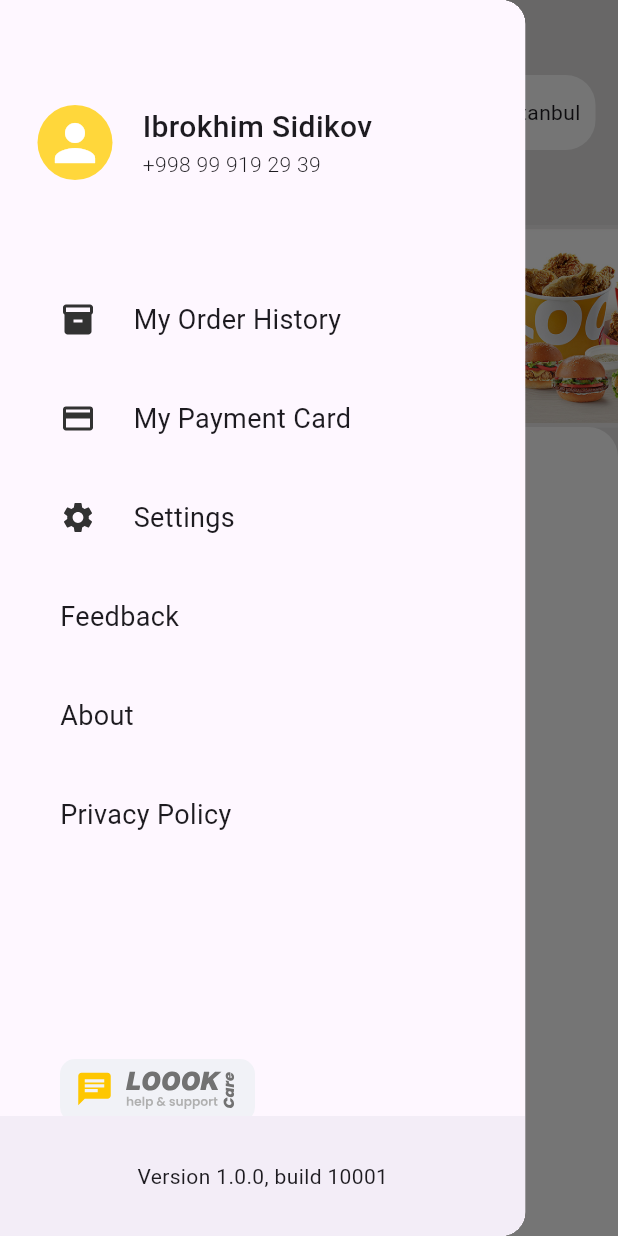
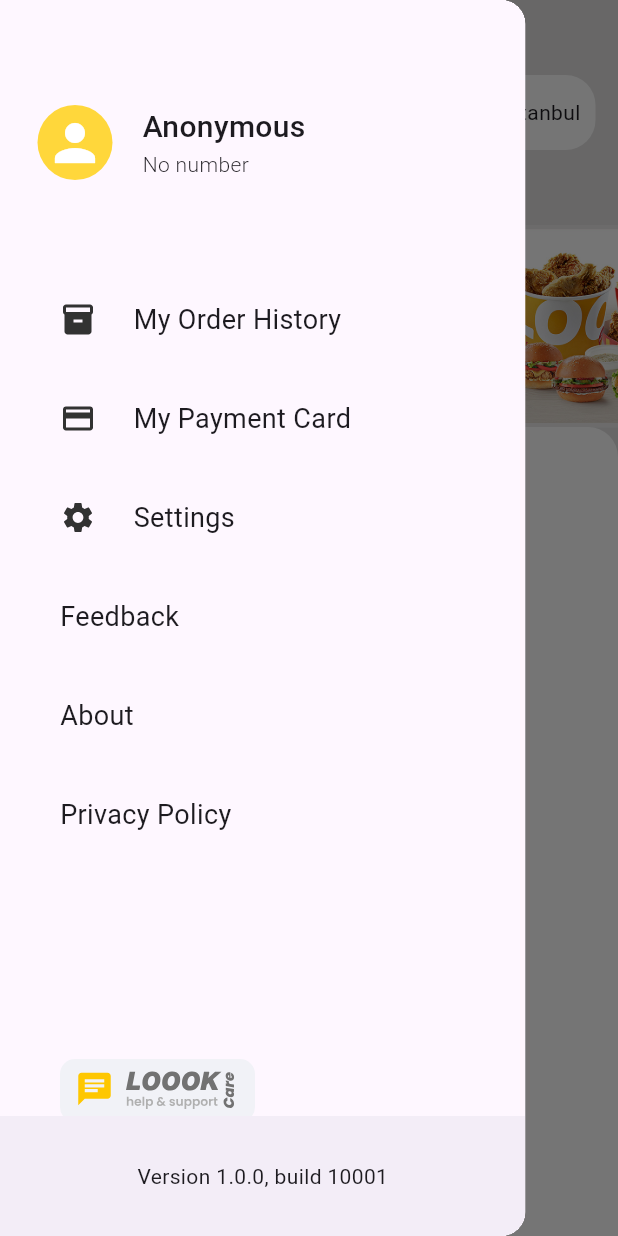
Before and after one commit to IbrokhimSidikov/apploook, a Flutter app: the screen it shows after launch, with the side drawer open, on a phone screen of 412 x 824 dp. Run offline on Flutter 3.47's test engine with Material 3 defaults, Android fonts, the phone set to English and light mode, and no system bars; our stand-ins replace curved_navigation_bar, flutter_svg, shared_preferences; missing offline and left inert: phone_form_field; network calls fail; project files that could hold a hidden picture were left out.

Commit message:
updated cart, details and profile

```diff
--- a/lib/pages/cart.dart
+++ b/lib/pages/cart.dart
@@ -312,7 +312,8 @@ class _CartState extends State<Cart> {
                                 Navigator.push(
                                     context,
                                     MaterialPageRoute(
-                                        builder: (context) => Checkout()));
+                                        builder: (context) =>
+                                            Checkout(price: price)));
                               },
                               child: Text(
                                 'Proceed to checkout ${NumberFormat('#,##0').format(price)} UZS',
--- a/lib/pages/details.dart
+++ b/lib/pages/details.dart
@@ -40,6 +40,7 @@ class _DetailsState extends State<Details> {
 
   @override
   void initState() {
+    super.initState();
     _getCategories();
     unitPrice = widget.product.price; // Initialize unitPrice here
     totalPrice = widget.product.price;
--- a/lib/pages/profile.dart
+++ b/lib/pages/profile.dart
@@ -1,5 +1,6 @@
 import 'package:flutter/material.dart';
 import 'package:flutter_svg/flutter_svg.dart';
+import 'package:shared_preferences/shared_preferences.dart';
 
 class Profile extends StatefulWidget {
   const Profile({super.key});
@@ -10,6 +11,29 @@ class Profile extends StatefulWidget {
 
 class _ProfileState extends State<Profile> {
   final String phoneNumber = '71-207-207-0';
+  String clientFirstName = '';
+  String clientPhoneNumber = '';
+
+  @override
+  void initState() {
+    super.initState();
+    _loadPhoneNumber();
+    _loadCustomerName();
+  }
+
+  Future<void> _loadPhoneNumber() async {
+    final prefs = await SharedPreferences.getInstance();
+    setState(() {
+      clientPhoneNumber = prefs.getString('phoneNumber') ?? 'No number';
+    });
+  }
+
+  Future<void> _loadCustomerName() async {
+    final prefs = await SharedPreferences.getInstance();
+    setState(() {
+      clientFirstName = prefs.getString('firstName') ?? 'Anonymous';
+    });
+  }
 
   @override
   Widget build(BuildContext context) {
@@ -22,32 +46,32 @@ class _ProfileState extends State<Profile> {
             child: Row(
               children: [
                 Container(
-                  padding: EdgeInsets.all(5),
-                  decoration: BoxDecoration(
+                  padding: const EdgeInsets.all(5),
+                  decoration: const BoxDecoration(
                     shape: BoxShape.circle,
-                    color: const Color.fromARGB(255, 255, 215, 59),
+                    color: Color.fromARGB(255, 255, 215, 59),
                   ),
-                  child: Icon(
+                  child: const Icon(
                     Icons.person,
                     size: 40,
                     color: Colors.white,
                   ),
                 ),
-                SizedBox(
+                const SizedBox(
                   width: 20,
                 ),
                 Column(
                   crossAxisAlignment: CrossAxisAlignment.start,
                   children: [
                     Text(
-                      'Ibrokhim Sidikov',
-                      style:
-                          TextStyle(fontSize: 20, fontWeight: FontWeight.w500),
+                      clientFirstName,
+                      style: const TextStyle(
+                          fontSize: 20, fontWeight: FontWeight.w500),
                     ),
                     Text(
-                      '+998 99 919 29 39',
-                      style:
-                          TextStyle(fontSize: 14, fontWeight: FontWeight.w300),
+                      clientPhoneNumber,
+                      style: const TextStyle(
+                          fontSize: 14, fontWeight: FontWeight.w300),
                     ),
                   ],
                 )
@@ -67,7 +91,7 @@ class _ProfileState extends State<Profile> {
                     const SizedBox(
                       width: 25.0,
                     ),
-                    Text(
+                    const Text(
                       'My Order History',
                       style: TextStyle(fontSize: 18),
                     ),
@@ -82,7 +106,7 @@ class _ProfileState extends State<Profile> {
                     const SizedBox(
                       width: 25.0,
                     ),
-                    Text(
+                    const Text(
                       'My Payment Card',
                       style: TextStyle(fontSize: 18),
                     ),
@@ -94,10 +118,10 @@ class _ProfileState extends State<Profile> {
                 Row(
                   children: [
                     SvgPicture.asset('images/settings.svg'),
-                    SizedBox(
+                    const SizedBox(
                       width: 25.0,
                     ),
-                    Text(
+                    const Text(
                       'Settings',
                       style: TextStyle(fontSize: 18),
                     ),
@@ -106,25 +130,25 @@ class _ProfileState extends State<Profile> {
                 const SizedBox(
                   height: 40.0,
                 ),
-                Text(
+                const Text(
                   'Feedback',
                   style: TextStyle(fontSize: 18),
                 ),
                 const SizedBox(
                   height: 40.0,
                 ),
-                Text(
+                const Text(
                   'About',
                   style: TextStyle(fontSize: 18),
                 ),
                 const SizedBox(
                   height: 40.0,
                 ),
-                Text(
+                const Text(
                   'Privacy Policy',
                   style: TextStyle(fontSize: 18),
                 ),
-                SizedBox(
+                const SizedBox(
                   height: 150,
                 ),
                 GestureDetector(
@@ -133,7 +157,7 @@ class _ProfileState extends State<Profile> {
                       context: context,
                       builder: (BuildContext context) {
                         return AlertDialog(
-                          title: Text("Call-Center"),
+                          title: const Text("Call-Center"),
                           content: Text(
                               "Bizning call-markazimiz bilan \naloqaga chiqing \n$phoneNumber"),
                           actions: [
@@ -141,18 +165,17 @@ class _ProfileState extends State<Profile> {
                               onPressed: () {
                                 Navigator.of(context).pop(); // Close the dialog
                               },
-                              child: Text(
+                              child: const Text(
                                 "Cancel",
                                 style: TextStyle(color: Colors.black),
                               ),
                             ),
                             TextButton(
                               onPressed: () {},
-                              child: Text(
+                              child: const Text(
                                 "Call",
                                 style: TextStyle(
-                                    color: const Color.fromARGB(
-                                        255, 255, 215, 72)),
+                                    color: Color.fromARGB(255, 255, 215, 72)),
                               ),
                             ),
                           ],
@@ -167,7 +190,7 @@ class _ProfileState extends State<Profile> {
           )
         ],
       ),
-      bottomNavigationBar: BottomAppBar(
+      bottomNavigationBar: const BottomAppBar(
         child: Row(
           mainAxisAlignment: MainAxisAlignment.center,
           children: [Text('Version 1.0.0, build 10001')],
```
Also changed, not shown: lib/pages/checkout.dart (+199 -64 lines), images/error_outline.svg (added).
